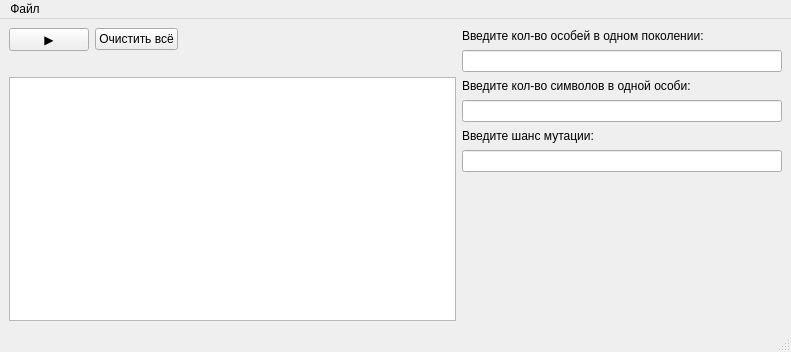
This is Gen_alg_ui.ui in Gr1zee/Project_Gen_Algoritm_PyQt5 as Qt 5 draws it before an edit. The edited form follows.
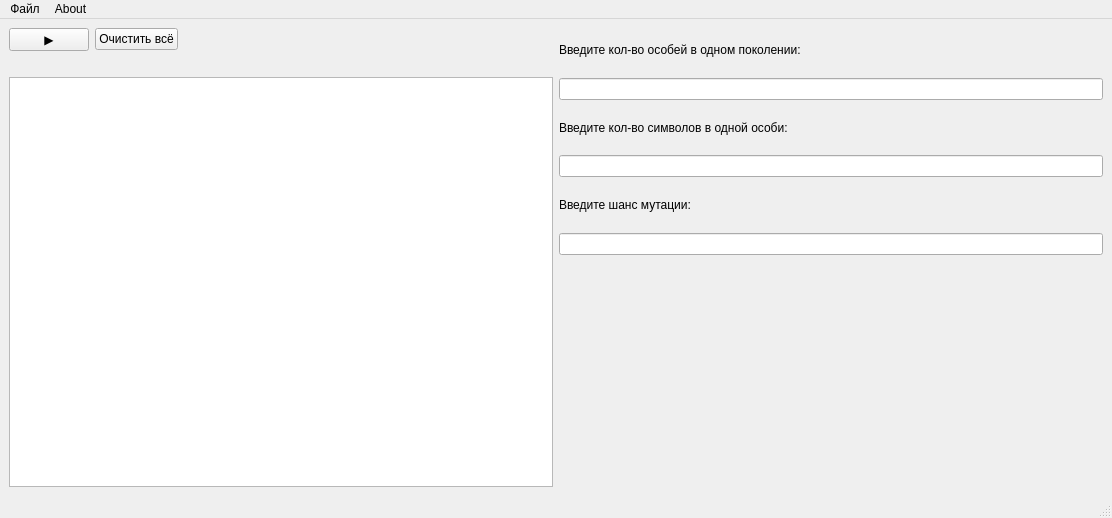
This is the edited form. Custom widgets are drawn as their Qt base class.

Commit message: Add Read from database and update graph

The edit to the form file:
```diff
--- a/Gen_alg_ui.ui
+++ b/Gen_alg_ui.ui
@@ -6,8 +6,8 @@
    <rect>
     <x>0</x>
     <y>0</y>
-    <width>791</width>
-    <height>352</height>
+    <width>1112</width>
+    <height>518</height>
    </rect>
   </property>
   <property name="windowTitle">
@@ -116,7 +116,7 @@
     <rect>
      <x>0</x>
      <y>0</y>
-     <width>791</width>
+     <width>1112</width>
      <height>26</height>
     </rect>
    </property>
@@ -125,9 +125,16 @@
      <string>Файл</string>
     </property>
     <addaction name="action_database"/>
-    <addaction name="separator"/>
+    <addaction name="action_database_read"/>
+   </widget>
+   <widget class="QMenu" name="menuAbout">
+    <property name="title">
+     <string>About</string>
+    </property>
+    <addaction name="action"/>
    </widget>
    <addaction name="menu"/>
+   <addaction name="menuAbout"/>
   </widget>
   <action name="actionOpen_txt_file">
    <property name="text">
```
Left out of the diff: 13 changed lines with no effect on the pictures. The commit also changes 2 other files.
